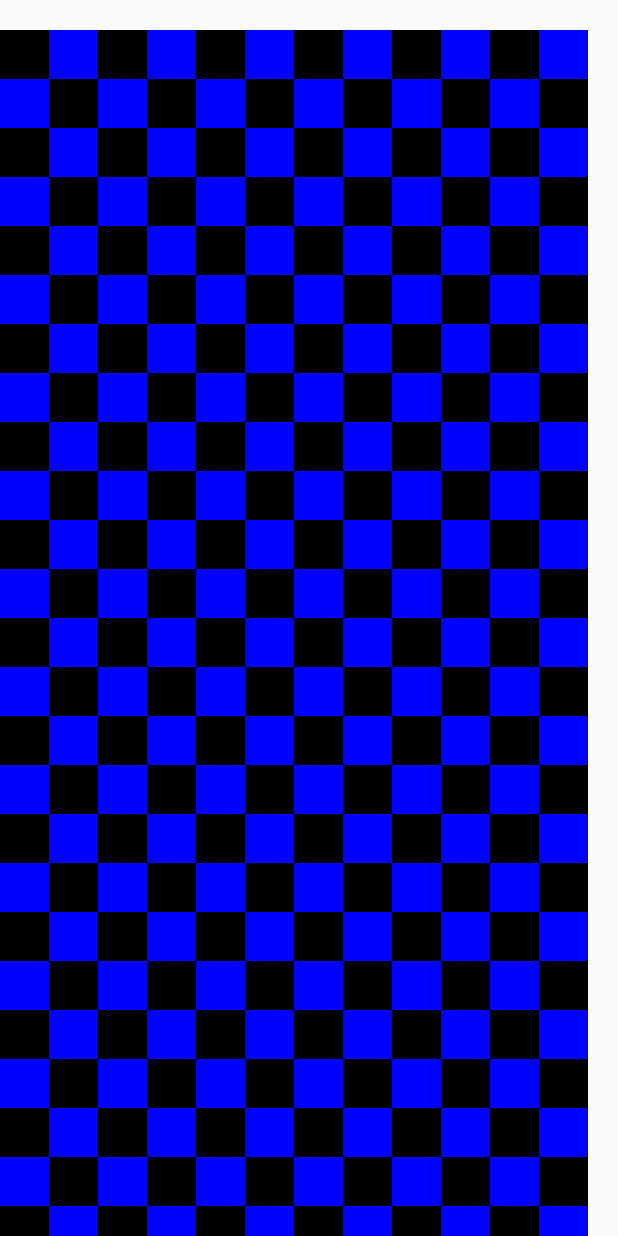
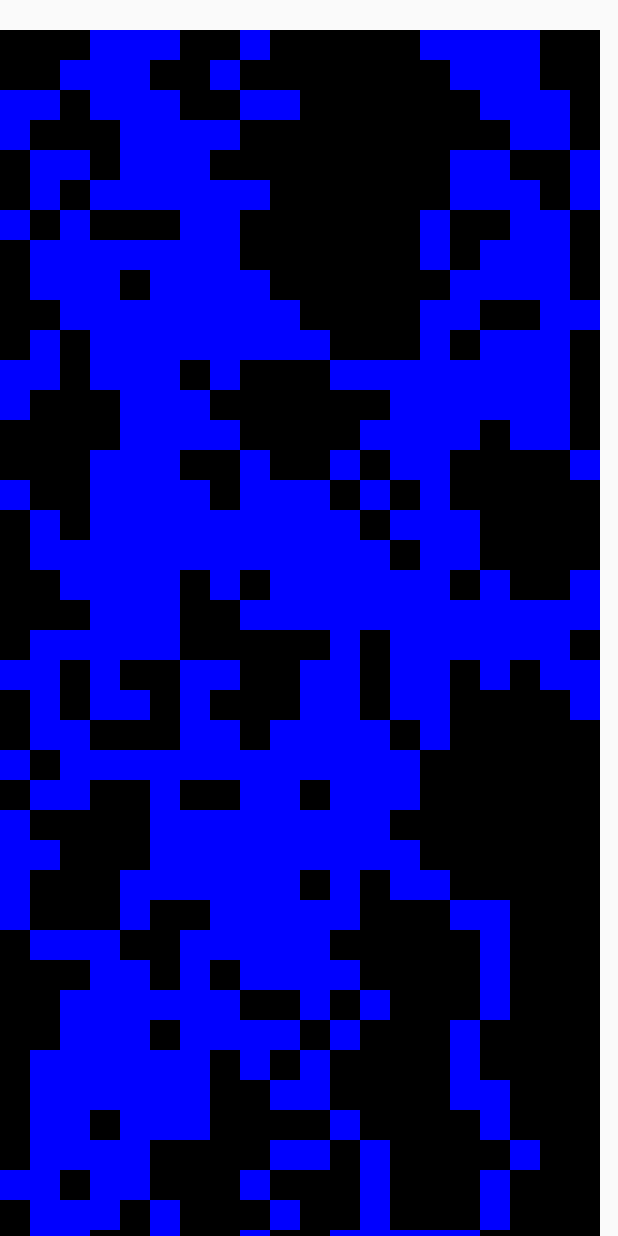
Before and after one commit to daltwizney/kollie, an Android app built with Jetpack Compose: the screen it shows after launch (MainActivity), on a phone screen of 412 x 824 dp. Run offline under Robolectric (Android 15) with nearby library versions, the light colour scheme and no system bars.

Commit message:
we're drawing mazes!

```diff
--- a/app/src/main/java/com/wizneylabs/kollie/MainActivity.kt
+++ b/app/src/main/java/com/wizneylabs/kollie/MainActivity.kt
@@ -1,47 +1,24 @@
 package com.wizneylabs.kollie
 
-import android.content.Context
 import android.content.pm.ActivityInfo
-import android.content.res.Configuration
-import android.graphics.RuntimeShader
 import android.os.Bundle
 import android.util.Log
 import androidx.activity.ComponentActivity
 import androidx.activity.compose.setContent
 import androidx.activity.enableEdgeToEdge
 import androidx.compose.foundation.Canvas
-import androidx.compose.foundation.layout.Arrangement
-import androidx.compose.foundation.layout.Column
 import androidx.compose.foundation.layout.fillMaxSize
-import androidx.compose.foundation.layout.fillMaxWidth
 import androidx.compose.foundation.layout.padding
-import androidx.compose.material3.Button
-import androidx.compose.material3.Scaffold
-import androidx.compose.material3.Text
 import androidx.compose.runtime.Composable
-import androidx.compose.runtime.LaunchedEffect
-import androidx.compose.runtime.getValue
-import androidx.compose.runtime.mutableStateOf
-import androidx.compose.runtime.remember
-import androidx.compose.runtime.setValue
-import androidx.compose.runtime.withFrameNanos
 
-import androidx.compose.ui.Alignment
 import androidx.compose.ui.Modifier
 import androidx.compose.ui.geometry.Offset
 import androidx.compose.ui.geometry.Size
-import androidx.compose.ui.graphics.Brush
 import androidx.compose.ui.graphics.Color
-import androidx.compose.ui.graphics.ShaderBrush
 import androidx.compose.ui.platform.LocalConfiguration
 import androidx.compose.ui.platform.LocalContext
 import androidx.compose.ui.platform.LocalDensity
-import androidx.compose.ui.text.style.TextAlign
-import androidx.compose.ui.tooling.preview.Devices
-import androidx.compose.ui.tooling.preview.Preview
-import androidx.compose.ui.unit.Dp
 import androidx.compose.ui.unit.dp
-import androidx.compose.ui.unit.sp
 import com.wizneylabs.kollie.ui.theme.KollieTheme
 
 import androidx.lifecycle.viewmodel.compose.viewModel
@@ -70,31 +47,44 @@ fun KollieApp() {
     val screenWidth = configuration.screenWidthDp.dp;
     val screenHeight = configuration.screenHeightDp.dp;
 
+    val screenWidthPx = with (LocalDensity.current) { screenWidth.toPx() };
+    val screenHeightPx = with (LocalDensity.current) { screenHeight.toPx() };
+
+    val cellSize = 20.dp;
+    val horizontalWalks = 3;
+    val verticalWalks = 6;
+
+    val cellSizePx = (with (LocalDensity.current) { cellSize.toPx() }).toInt();
+
+    // number of rows and columns for maze is based on screen 'landscape' orientation!
+    val rows = (screenHeightPx / cellSizePx).toInt();
+    val columns = (screenWidthPx / cellSizePx).toInt();
+
     val mainViewModel = viewModel<MainViewModel>();
-    val pathfinderAppViewModel = viewModel<PathfinderAppViewModel>();
 
-    MazeRenderer(pathfinderAppViewModel, screenWidth, screenHeight);
+    Log.d("MazeRenderer", "rows = ${rows}, cols = ${columns}");
+
+    val pathfinderAppViewModel = viewModel<PathfinderAppViewModel>(
+        factory = PathfinderAppViewModelFactory(columns, rows,
+            horizontalWalks, verticalWalks)
+    );
+
+    MazeRenderer(pathfinderAppViewModel, cellSizePx);
 //    KollieCanvas(mainViewModel);
 //    MyAGSLCanvas(context);
 }
 
 @Composable
 fun MazeRenderer(viewModel: PathfinderAppViewModel,
-                 screenWidth: Dp,
-                 screenHeight: Dp) {
+                 cellSizePx: Int) {
+
+    Log.d("MazeRenderer", "drawing maze!");
 
     val context = LocalContext.current;
     val configuration = LocalConfiguration.current;
 
-    val screenWidthPx = with (LocalDensity.current) { screenWidth.toPx() };
-    val screenHeightPx = with (LocalDensity.current) { screenHeight.toPx() };
-
-    val cellSize: Int = 49;
-
-    val rows: Int = (screenHeightPx / cellSize).toInt();
-    val columns: Int = (screenWidthPx / cellSize).toInt();
-
-    Log.d("MazeRenderer", "rows = ${rows}, cols = ${columns}");
+    val rows = viewModel.maze.Height;
+    val columns = viewModel.maze.Width;
 
     var isBlack = true;
 
@@ -106,13 +96,18 @@ fun MazeRenderer(viewModel: PathfinderAppViewModel,
         {
             for (j in 0..columns - 1)
             {
-                val cellColor = if (isBlack) Color.Black else Color.Blue;
+                var cellColor = Color.Black;
+
+                if (viewModel.maze.getValue(i, j) == 1)
+                {
+                    cellColor = Color.Blue;
+                }
 
                 drawRect(color = cellColor,
                     topLeft = Offset(
-                        j * 1.0f * cellSize,
-                        i * 1.0f * cellSize),
-                    size = Size(cellSize.toFloat(), cellSize.toFloat())
+                        j * 1.0f * cellSizePx,
+                        i * 1.0f * cellSizePx),
+                    size = Size(cellSizePx.toFloat(), cellSizePx.toFloat())
                 );
 
                 isBlack = !isBlack;
--- a/app/src/main/java/com/wizneylabs/kollie/PathfinderAppViewModel.kt
+++ b/app/src/main/java/com/wizneylabs/kollie/PathfinderAppViewModel.kt
@@ -1,6 +1,46 @@
 package com.wizneylabs.kollie
 
+import androidx.compose.ui.graphics.vector.Path
 import androidx.lifecycle.ViewModel
+import androidx.lifecycle.ViewModelProvider
+import com.wizneylabs.kollie.pathfinder.Maze
 
-class PathfinderAppViewModel : ViewModel() {
+class PathfinderAppViewModelFactory(
+    private val width: Int,
+    private val height: Int,
+    private val horizontalWalks: Int = 10,
+    private val verticalWalks: Int = 10
+) : ViewModelProvider.Factory {
+
+    override fun <T : ViewModel> create(modelClass: Class<T>): T {
+        return PathfinderAppViewModel(
+            width, height, horizontalWalks, verticalWalks
+        ) as T;
+    }
 }
+
+class PathfinderAppViewModel(
+    width: Int,
+    height: Int,
+    horizontalWalks: Int = 10,
+    verticalWalks: Int = 10
+
+) : ViewModel() {
+
+    val maze: Maze;
+
+    val _width = width;
+    val _height = height;
+
+    val Width: Int
+        get() = _width;
+
+    val Height: Int
+        get() = _height
+
+    init {
+
+        maze = Maze(_width, _height);
+        maze.generateDrunkenCrawl(horizontalWalks, verticalWalks);
+    }
+}
--- /dev/null
+++ b/app/src/main/java/com/wizneylabs/kollie/pathfinder/Maze.kt
@@ -0,0 +1,95 @@
+package com.wizneylabs.kollie.pathfinder
+
+import android.util.Log
+
+class Maze(width: Int, height: Int) {
+
+    private val _width = width;
+    private val _height = height;
+
+    val Width: Int
+        get() = _width;
+
+    val Height: Int
+        get() = _height;
+
+    private val _maze: Array<Array<Int>>;
+
+    init {
+        /**
+         *  0 = wall cell
+         *  1 = walkable cell
+         */
+        _maze = Array(_height) { Array(_width) { 0 } };
+    }
+
+    fun getValue(i: Int, j: Int): Int {
+
+        return _maze[i][j];
+    }
+
+    fun generateDrunkenCrawl(horizontalWalks: Int, verticalWalks: Int) {
+
+        for (i in 0..horizontalWalks)
+        {
+            doHorizontalDrunkenCrawl();
+        }
+
+        for (i in 0..verticalWalks)
+        {
+            doVerticalDrunkenCrawl();
+        }
+    }
+
+    fun doHorizontalDrunkenCrawl() {
+
+        var i = (0.._height - 1).random();
+        var j = 0;
+
+        while (j < _width)
+        {
+            _maze[i][j] = 1;
+
+            var deltaI: Int;
+
+            do {
+                deltaI = (-1..1).random();
+
+            } while (!isValidCell(i + deltaI, j))
+
+            i += deltaI;
+            j += (0..1).random();
+        }
+    }
+
+    fun doVerticalDrunkenCrawl() {
+
+        var i = 0;
+        var j = (0.._width - 1).random();
+
+        while (i < _height)
+        {
+            _maze[i][j] = 1;
+
+            var deltaJ: Int;
+
+            do {
+                deltaJ = (-1..1).random();
+
+            } while (!isValidCell(i, j + deltaJ))
+
+            i += (0..1).random();
+            j += deltaJ;
+        }
+    }
+
+    fun isValidCell(i: Int, j: Int): Boolean {
+
+        return i >= 0 && i < _height && j >= 0 && j < _width;
+    }
+
+    fun isWalkable(i: Int, j: Int): Boolean {
+
+        return isValidCell(i, j) && _maze[i][j] == 1;
+    }
+}
```
